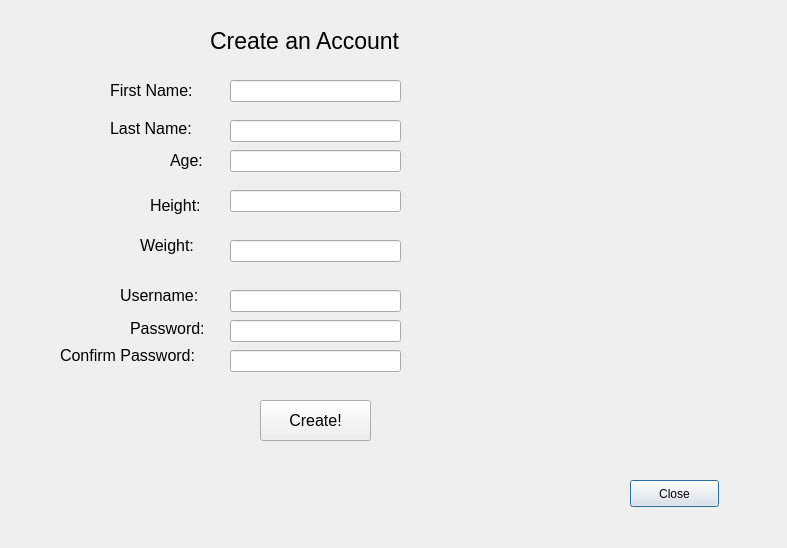
This is newuserwindow.ui in Nicholas-LeBoeuf/RemoteWorkouts as Qt 5 draws it before an edit. The edited form follows.
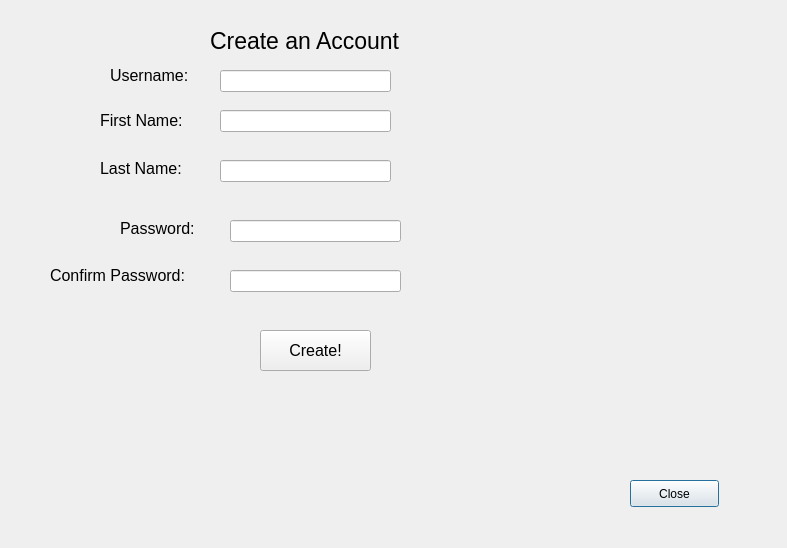
This is the edited form.

```diff
--- a/newuserwindow.ui
+++ b/newuserwindow.ui
@@ -34,8 +34,8 @@
   <widget class="QLabel" name="FName">
    <property name="geometry">
     <rect>
-     <x>110</x>
-     <y>80</y>
+     <x>100</x>
+     <y>110</y>
      <width>111</width>
      <height>21</height>
     </rect>
@@ -52,8 +52,8 @@
   <widget class="QLabel" name="LName">
    <property name="geometry">
     <rect>
-     <x>110</x>
-     <y>120</y>
+     <x>100</x>
+     <y>160</y>
      <width>101</width>
      <height>16</height>
     </rect>
@@ -67,47 +67,11 @@
     <string>Last Name:</string>
    </property>
   </widget>
-  <widget class="QLabel" name="ageInput">
-   <property name="geometry">
-    <rect>
-     <x>170</x>
-     <y>150</y>
-     <width>41</width>
-     <height>21</height>
-    </rect>
-   </property>
-   <property name="font">
-    <font>
-     <pointsize>12</pointsize>
-    </font>
-   </property>
-   <property name="text">
-    <string>Age:</string>
-   </property>
-  </widget>
-  <widget class="QLabel" name="Height">
-   <property name="geometry">
-    <rect>
-     <x>150</x>
-     <y>190</y>
-     <width>81</width>
-     <height>31</height>
-    </rect>
-   </property>
-   <property name="font">
-    <font>
-     <pointsize>12</pointsize>
-    </font>
-   </property>
-   <property name="text">
-    <string>Height: </string>
-   </property>
-  </widget>
   <widget class="QLabel" name="Username">
    <property name="geometry">
     <rect>
-     <x>120</x>
-     <y>280</y>
+     <x>110</x>
+     <y>60</y>
      <width>91</width>
      <height>31</height>
     </rect>
@@ -124,8 +88,8 @@
   <widget class="QLabel" name="Password">
    <property name="geometry">
     <rect>
-     <x>130</x>
-     <y>320</y>
+     <x>120</x>
+     <y>220</y>
      <width>101</width>
      <height>16</height>
     </rect>
@@ -142,8 +106,8 @@
   <widget class="QLabel" name="ConfirmPw">
    <property name="geometry">
     <rect>
-     <x>60</x>
-     <y>340</y>
+     <x>50</x>
+     <y>260</y>
      <width>171</width>
      <height>31</height>
     </rect>
@@ -160,8 +124,8 @@
   <widget class="QLineEdit" name="FNameInput">
    <property name="geometry">
     <rect>
-     <x>230</x>
-     <y>80</y>
+     <x>220</x>
+     <y>110</y>
      <width>171</width>
      <height>22</height>
     </rect>
@@ -170,28 +134,8 @@
   <widget class="QLineEdit" name="LNameInput">
    <property name="geometry">
     <rect>
-     <x>230</x>
-     <y>120</y>
-     <width>171</width>
-     <height>22</height>
-    </rect>
-   </property>
-  </widget>
-  <widget class="QLineEdit" name="AgeInput">
-   <property name="geometry">
-    <rect>
-     <x>230</x>
-     <y>150</y>
-     <width>171</width>
-     <height>22</height>
-    </rect>
-   </property>
-  </widget>
-  <widget class="QLineEdit" name="HeightInput">
-   <property name="geometry">
-    <rect>
-     <x>230</x>
-     <y>190</y>
+     <x>220</x>
+     <y>160</y>
      <width>171</width>
      <height>22</height>
     </rect>
@@ -200,8 +144,8 @@
   <widget class="QLineEdit" name="UsernameInput">
    <property name="geometry">
     <rect>
-     <x>230</x>
-     <y>290</y>
+     <x>220</x>
+     <y>70</y>
      <width>171</width>
      <height>22</height>
     </rect>
@@ -211,7 +155,7 @@
    <property name="geometry">
     <rect>
      <x>230</x>
-     <y>320</y>
+     <y>220</y>
      <width>171</width>
      <height>22</height>
     </rect>
@@ -221,7 +165,7 @@
    <property name="geometry">
     <rect>
      <x>230</x>
-     <y>350</y>
+     <y>270</y>
      <width>171</width>
      <height>22</height>
     </rect>
@@ -240,39 +184,11 @@
     <string>Close</string>
    </property>
   </widget>
-  <widget class="QLabel" name="Weight">
-   <property name="geometry">
-    <rect>
-     <x>140</x>
-     <y>230</y>
-     <width>81</width>
-     <height>31</height>
-    </rect>
-   </property>
-   <property name="font">
-    <font>
-     <pointsize>12</pointsize>
-    </font>
-   </property>
-   <property name="text">
-    <string>Weight:</string>
-   </property>
-  </widget>
-  <widget class="QLineEdit" name="WeightInput">
-   <property name="geometry">
-    <rect>
-     <x>230</x>
-     <y>240</y>
-     <width>171</width>
-     <height>22</height>
-    </rect>
-   </property>
-  </widget>
   <widget class="QPushButton" name="CreateButton">
    <property name="geometry">
     <rect>
      <x>260</x>
-     <y>400</y>
+     <y>330</y>
      <width>111</width>
      <height>41</height>
     </rect>
```
